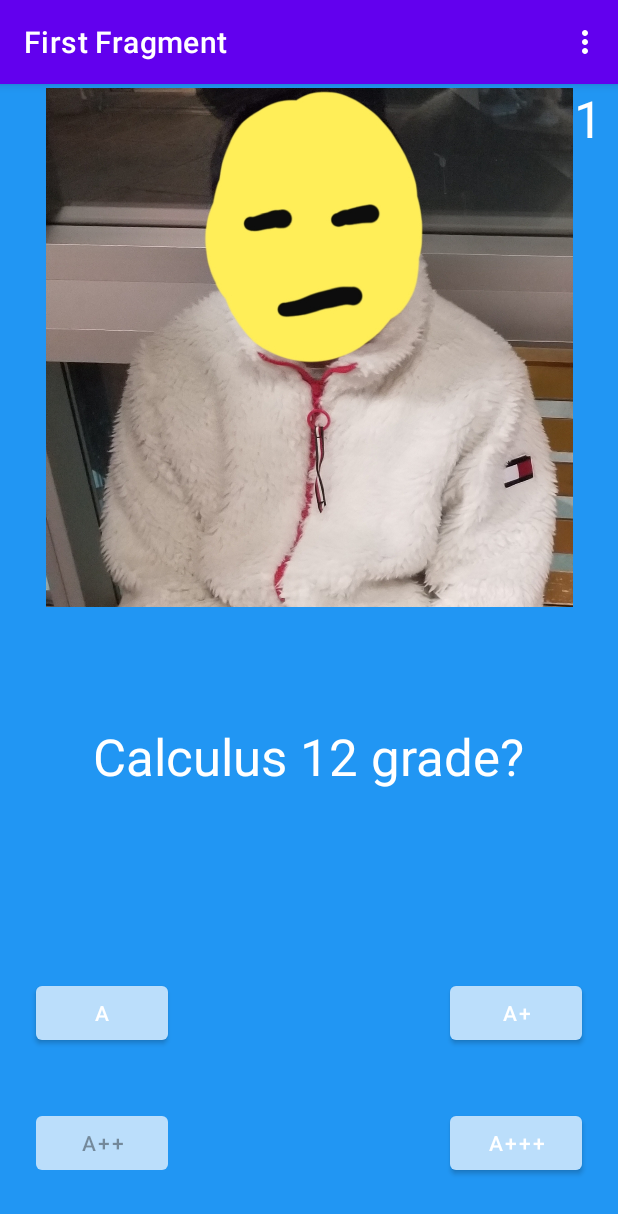
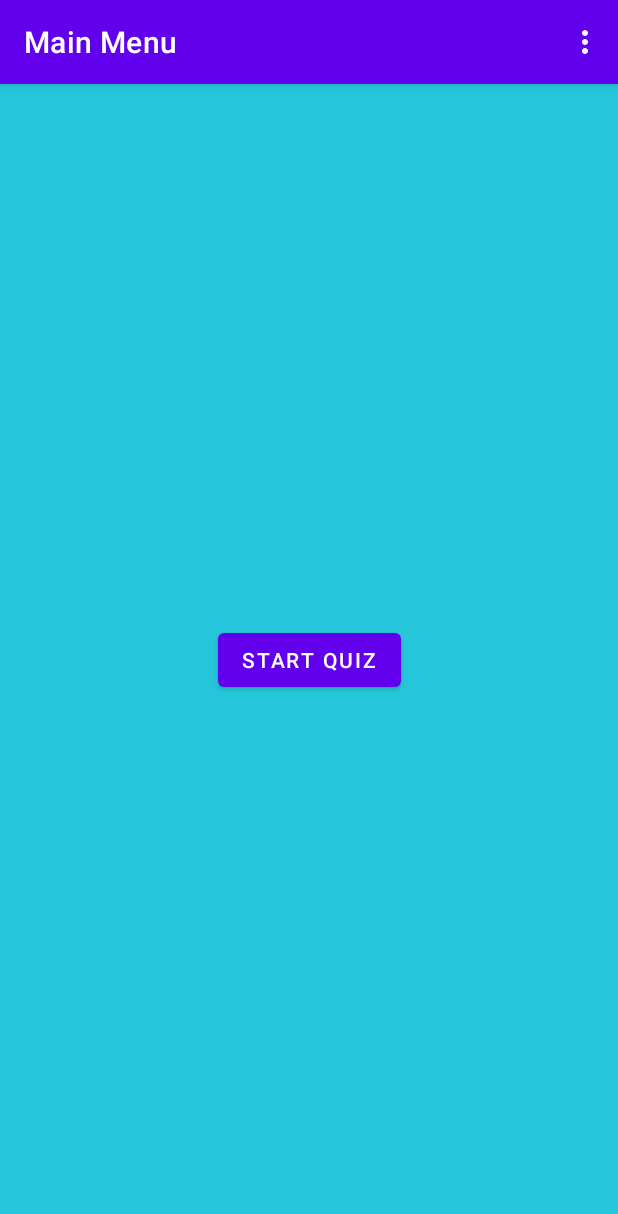
Before and after one commit to andreihar/memory-lane, an Android app: the screen it shows after launch (MainActivity), in the options menu, after a tap on "Settings", on a phone screen of 412 x 824 dp. Shown: the top 1214 px of the screen. Run offline under Robolectric (Android 15) with nearby library versions, the light colour scheme and no system bars; our stand-ins replace navigation-ui; Roboto replaces fonts that are not available here.

Commit message:
Added audio hints, fixed bugs

```diff
--- a/app/src/main/java/com/example/firstapp/FirstFragment.java
+++ b/app/src/main/java/com/example/firstapp/FirstFragment.java
@@ -1,20 +1,24 @@
 package com.example.firstapp;
 
+import android.media.MediaPlayer;
 import android.os.Bundle;
+import android.speech.tts.TextToSpeech;
+import android.util.Log;
 import android.view.LayoutInflater;
 import android.view.View;
 import android.view.ViewGroup;
 import android.widget.Button;
 import android.widget.ImageView;
 import android.widget.TextView;
-import android.widget.Toast;
 
 import androidx.annotation.NonNull;
 import androidx.fragment.app.Fragment;
+import androidx.navigation.fragment.NavHostFragment;
 
 import com.example.firstapp.databinding.FragmentFirstBinding;
 
 import java.util.ArrayList;
+import java.util.Locale;
 import java.util.Random;
 
 public class FirstFragment extends Fragment {
@@ -23,31 +27,56 @@ private FragmentFirstBinding binding;
 
     private TextView questionTV, questionNumberTV;
     private ImageView questionImage;
-    private Button firstBtn, secondBtn, thirdBtn, fourthBtn;
+    private Button firstBtn, secondBtn, thirdBtn, fourthBtn, menuBtn;
     private ArrayList<QuestionBlock> quizModalArrayList;
-    int tempArrayPointer = 0; // For testing purposes, forbid repetitions
-    Random random;
-    int score = 0, questionBlockPosition = 0, questionPosition = 0;
-    boolean firstIncorrect = false;
+    private TextToSpeech mTTS;
+    private Random random;
+    private int score = 0, questionBlockPosition = 0, questionPosition = 0;
+    private boolean firstIncorrect = false, TTSOn = false;
+    private MediaPlayer player; // Takes a lot of resources, create only where necessary
 
     @Override
     public View onCreateView(
-            LayoutInflater inflater, ViewGroup container,
+            @NonNull LayoutInflater inflater, ViewGroup container,
             Bundle savedInstanceState
     ) {
-        // Inflate the layout for this fragment
+        // Inflate the Layout for this Fragment
         View fragmentFirstLayout = inflater.inflate(R.layout.fragment_first, container, false);
-        // Get the count text view
+        // Initialise TextToSpeech
+        mTTS = new TextToSpeech(getActivity(), new TextToSpeech.OnInitListener() {
+            @Override
+            public void onInit(int status) {
+                if (status == TextToSpeech.SUCCESS) {
+                    int result = mTTS.setLanguage(Locale.UK);
+                    if (result == TextToSpeech.LANG_MISSING_DATA // Check for supported languages
+                            || result == TextToSpeech.LANG_NOT_SUPPORTED) {
+                        Log.e("TTS", "Language not supported");
+                    } else {
+                        TTSOn = true;
+                        TTSQuestion();
+                    }
+                } else {
+                    Log.e("TTS", "Initialisation failed");
+                }
+            }
+        });
+
+        // Get the Count and Question TextView
         questionTV = fragmentFirstLayout.findViewById(R.id.question);
         questionNumberTV = fragmentFirstLayout.findViewById(R.id.questionNumber);
+        // Get the Option Buttons
         firstBtn = fragmentFirstLayout.findViewById(R.id.first_choice);
         secondBtn = fragmentFirstLayout.findViewById(R.id.second_choice);
         thirdBtn = fragmentFirstLayout.findViewById(R.id.third_choice);
         fourthBtn = fragmentFirstLayout.findViewById(R.id.fourth_choice);
+        menuBtn = fragmentFirstLayout.findViewById(R.id.back_to_menu);
+        // Get the Image
         questionImage = fragmentFirstLayout.findViewById(R.id.imageView);
+
+        // Get the Questions
         quizModalArrayList = new ArrayList<>();
         random = new Random();
-        getQuizQuestion(quizModalArrayList);
+        getQuizQuestion(quizModalArrayList); // Populate ArrayList with questions
         questionBlockPosition = random.nextInt(quizModalArrayList.size());
         setDataToViews();
         firstBtn.setOnClickListener(v -> {
@@ -62,10 +91,17 @@ private FragmentFirstBinding binding;
         fourthBtn.setOnClickListener(v -> {
             optionAction(quizModalArrayList, fourthBtn, v);
         });
+        menuBtn.setOnClickListener(v -> {
+            NavHostFragment.findNavController(FirstFragment.this)
+                    .navigate(R.id.action_FirstFragment_to_MainMenuFragment);
+        });
 
         return fragmentFirstLayout;
     }
 
+    // Description: Updates Image, Options, QuestionTV after new Question is chosen.
+    // Precondition: -
+    // Postcondition: TextViews and Image are updated.
     private void setDataToViews() {
         firstBtn.setEnabled(true);
         secondBtn.setEnabled(true);
@@ -76,76 +112,149 @@ private FragmentFirstBinding binding;
         if (questionPosition == 5) {
             quizModalArrayList.remove(questionBlockPosition);
             if (quizModalArrayList.size() == 0) {
-                firstBtn.setEnabled(false);
-                secondBtn.setEnabled(false);
-                thirdBtn.setEnabled(false);
-                fourthBtn.setEnabled(false);
+                firstBtn.setVisibility(View.GONE);
+                secondBtn.setVisibility(View.GONE);
+                thirdBtn.setVisibility(View.GONE);
+                fourthBtn.setVisibility(View.GONE);
                 questionTV.setText(getString(R.string.answered_all_questions));
+                TTSQuestion();
+                menuBtn.setVisibility(View.VISIBLE);
                 return;
             }
             questionBlockPosition = random.nextInt(quizModalArrayList.size());
             questionPosition = 0;
         }
         questionImage.setImageResource(quizModalArrayList.get(questionBlockPosition).getImage());
-        questionTV.setText(quizModalArrayList.get(questionBlockPosition).getQuestionArray(questionPosition).getQuestion());
         firstBtn.setText(quizModalArrayList.get(questionBlockPosition).getQuestionArray(questionPosition).getFirst());
         secondBtn.setText(quizModalArrayList.get(questionBlockPosition).getQuestionArray(questionPosition).getSecond());
         thirdBtn.setText(quizModalArrayList.get(questionBlockPosition).getQuestionArray(questionPosition).getThird());
         fourthBtn.setText(quizModalArrayList.get(questionBlockPosition).getQuestionArray(questionPosition).getFourth());
+        questionTV.setText(quizModalArrayList.get(questionBlockPosition).getQuestionArray(questionPosition).getQuestion());
+        TTSQuestion();
     }
 
-    private void optionAction(ArrayList<QuestionBlock> quizModalArrayList, Button button, View v) {
+    // Description: Increases Score, reduces number of Options, provides Hint,
+    //              sets next Question.
+    // Precondition: -
+    // Postcondition: Fam I don't even know what to write here atm
+    private void optionAction(@NonNull ArrayList<QuestionBlock> quizModalArrayList, @NonNull Button button, View v) {
+        stopPlayer(player);
+        mTTS.stop();
         if(quizModalArrayList.get(questionBlockPosition).getQuestionArray(questionPosition).getAnswer().trim().equalsIgnoreCase(button.getText().toString().trim())) {
             ++score;
             ++questionPosition;
             setDataToViews();
-        } else if (firstIncorrect == false) {
+        } else if (!firstIncorrect) {
             firstIncorrect = true;
             button.setEnabled(false);
-            displayToastHint(v, quizModalArrayList.get(questionBlockPosition).getQuestionArray(questionPosition).getHint());
-            // TOAST HINT
-            // Temporary method of delivering hints
-            // Could edit style of toast and make it more dementia friendly instead of using textviews
-            // Toast.makeText(getActivity(), quizModalArrayList.get(questionBlockPosition).getQuestionArray(questionPosition).getHint(), Toast.LENGTH_SHORT).show();
+            TTSQuestion();
         } else {
             ++questionPosition;
             setDataToViews();
         }
     }
 
-    private void displayToastHint(View v, String hint) {
-        Toast.makeText(getActivity(), hint, Toast.LENGTH_SHORT).show();
+    // Description: TTS of Question and Options on first iteration,
+    //              Hint and remaining Options after incorrect answer.
+    // Precondition: TTS option is ON in settings
+    // Postcondition: TTS appropriate text strings
+    private void TTSQuestion() {
+        stopPlayer(player);
+        System.out.println("The value of TTSOn = " + TTSOn);
+        if (!TTSOn) {
+            return;
+        }
+        mTTS.setPitch((float)1);
+        mTTS.setSpeechRate((float)1);
+        if (!firstIncorrect)
+            mTTS.speak(questionTV.getText().toString(), TextToSpeech.QUEUE_ADD, null);
+        if (firstIncorrect) {
+            mTTS.speak("Hint: ", TextToSpeech.QUEUE_ADD, null);
+            player = MediaPlayer.create(getActivity(), quizModalArrayList.get(questionBlockPosition).getQuestionArray(questionPosition).getHint());
+            player.start();
+            player.setOnCompletionListener(new MediaPlayer.OnCompletionListener() {
+                @Override
+                public void onCompletion(MediaPlayer mediaPlayer) {
+                    stopPlayer(mediaPlayer);
+                    TTSQuestionButton(firstBtn, 1);
+                    TTSQuestionButton(secondBtn, 2);
+                    TTSQuestionButton(thirdBtn, 3);
+                    TTSQuestionButton(fourthBtn, 4);
+                }
+            });
+        }
+        else {
+            TTSQuestionButton(firstBtn, 1);
+            TTSQuestionButton(secondBtn, 2);
+            TTSQuestionButton(thirdBtn, 3);
+            TTSQuestionButton(fourthBtn, 4);
+        }
     }
 
+    // Description: TTS Options, indicates Options of text string.
+    // Precondition: button is enabled
+    // Postcondition: TTS appropriate text strings, highlighting Option
+    //                of text string
+    // Exceptions: Throws TTSSleepInterruptedException if sleep() got interrupted.
+    private void TTSQuestionButton(@NonNull Button button, int i) {
+        // BUG: Colour changes despite button being disabled
+        // IMPLEMENT: Highlight button while speak() is in progress
+        System.out.println(i + "is active: " + button.isEnabled());
+        if (button.isEnabled() && button.getVisibility() == View.VISIBLE) {
+            //button.setTextColor(getResources().getColor(R.color.highlight_button));
+            mTTS.speak("Option" + i + ":" + button.getText().toString(), TextToSpeech.QUEUE_ADD, null);
+            //button.setTextColor(getResources().getColor(R.color.white));
+        }
+    }
+
+    // Description: Populates quizModalArrayList with questions.
+    // Precondition: -
+    // Postcondition: quizModalArray populated with questions
     private void getQuizQuestion(ArrayList<QuestionBlock> quizModalArrayList) {
-        Question questionOne = new Question("Who is it?", "Mum", "Mate", "Me", "Cornershop bossman", "Me", "It's you");
-        Question questionTwo = new Question("How old is he?", "16", "2", "9", "74", "74", "You're pretty old");
-        Question questionThree = new Question("What's his ethnicity?", "Asian", "Caucasian", "Mongol", "Kyrgyz", "Asian", "You're from China");
-        Question questionFour = new Question("His favourite UK rapper?", "Skepta", "Wiley", "Stormzy", "Himself", "Himself", "You were drilling on regs");
-        Question questionFive = new Question("It's Unknown T", "Homerton B", "Gyalie on me", "Op block", "Bali on me", "Homerton B", "Homerton B");
+        Question questionOne = new Question("Who is it?", "Mum", "Mate", "Me", "Cornershop bossman", "Me", R.raw.hint1);
+        Question questionTwo = new Question("How old is he?", "16", "2", "9", "74", "74", R.raw.hint2);
+        Question questionThree = new Question("What's his ethnicity?", "Asian", "Caucasian", "Mongol", "Kyrgyz", "Asian", R.raw.hint3);
+        Question questionFour = new Question("His favourite UK rapper?", "Skepta", "Wiley", "Stormzy", "Himself", "Himself", R.raw.hint4);
+        Question questionFive = new Question("It's Unknown T", "Homerton B", "Gyalie on me", "Op block", "Bali on me", "Homerton B", R.raw.hint5);
         quizModalArrayList.add(new QuestionBlock(questionOne, questionTwo, questionThree, questionFour, questionFive, R.drawable.daboy));
 
-        questionOne = new Question("Dat boy is who?", "Future doc", "My G", "Taiwanren", "Burnaby S boy", "Taiwanren", "He is from Taiwan");
-        questionTwo = new Question("City of birth?", "Tainan", "Taipei", "Taichung", "Taoyuan", "Tainan", "He's from the South");
-        questionThree = new Question("Calculus 12 grade?", "A", "A+", "A++", "A+++", "A+++", "He's really smart");
-        questionFour = new Question("Most complex 漢字 in Unicode?", "\uD869\uDEA5", "\uD869\uDEA3", "\uD869\uDEA4", "\uD869\uDEA2", "\uD869\uDEA5", "Ye you can't really see them innit");
-        questionFive = new Question("Anthem of Taiwan?", "San Min Zhuyi", "Yiyongjun Jinxingqu", "Gong Jin'ou", "Wuzu gonghe ge", "San Min Zhuyi", "three");
+        questionOne = new Question("Dat boy is who?", "Future doc", "My G", "Taiwanren", "Burnaby S boy", "Taiwanren", R.raw.hint1);
+        questionTwo = new Question("City of birth?", "Tainan", "Taipei", "Taichung", "Taoyuan", "Tainan", R.raw.hint2);
+        questionThree = new Question("Calculus 12 grade?", "A", "A+", "A++", "A+++", "A+++", R.raw.hint3);
+        questionFour = new Question("Most complex 漢字 in Unicode?", "\uD869\uDEA5", "\uD869\uDEA3", "\uD869\uDEA4", "\uD869\uDEA2", "\uD869\uDEA5", R.raw.hint4);
+        questionFive = new Question("Anthem of Taiwan?", "San Min Zhuyi", "Yiyongjun Jinxingqu", "Gong Jin'ou", "Wuzu gonghe ge", "San Min Zhuyi", R.raw.hint5);
         quizModalArrayList.add(new QuestionBlock(questionOne, questionTwo, questionThree, questionFour, questionFive, R.drawable.taiwanren));
 
-        questionOne = new Question("Who dat?", "My mate on teli", "Trump", "MP of UK", "Alien", "My mate on teli", "He's on teli");
-        questionTwo = new Question("What is he famous for?", "Tallest man", "Nothing", "best nba player", "Everything", "Nothing", "Nobody knows him");
-        questionThree = new Question("It's 3 am I wanna go sleep", "The last", "Questions", "Won't make", "Any sense", "Any sense", "Yes");
-        questionFour = new Question("?", "=(", "=)", "=/", "=|", "=)", "Happy la");
-        questionFive = new Question("Best anime?", "Boku no piku", "Initial D", "Oreimo", "Pokemon", "Initial D", "Anime about cars");
+        questionOne = new Question("Who dat?", "My mate on teli", "Trump", "MP of UK", "Alien", "My mate on teli", R.raw.hint1);
+        questionTwo = new Question("What is he famous for?", "Tallest man", "Nothing", "best nba player", "Everything", "Nothing", R.raw.hint2);
+        questionThree = new Question("It's 3 am I wanna go sleep", "The last", "Questions", "Won't make", "Any sense", "Any sense", R.raw.hint3);
+        questionFour = new Question("?", "=(", "=)", "=/", "=|", "=)", R.raw.hint4);
+        questionFive = new Question("Best anime?", "Boku no piku", "Initial D", "Oreimo", "Pokemon", "Initial D", R.raw.hint5);
         quizModalArrayList.add(new QuestionBlock(questionOne, questionTwo, questionThree, questionFour, questionFive, R.drawable.teliman));
+
     }
 
     public void onViewCreated(@NonNull View view, Bundle savedInstanceState) {
         super.onViewCreated(view, savedInstanceState);
     }
 
+    // Description: Deallocates resources allocated for mediaPlayer
+    // Precondition: mediaPlayer exists
+    // Postcondition: Resources are released
+    private void stopPlayer(MediaPlayer mediaPlayer) {
+        if (mediaPlayer != null)
+            mediaPlayer.release();
+    }
+
+    // Description: Disconnects from TTS engine
+    // Precondition: mTTS exists
+    // Postcondition: App disconnected from TTS engine
 @Override
     public void onDestroyView() {
+        if (mTTS != null) {
+            mTTS.stop();
+            mTTS.shutdown();
+        }
         super.onDestroyView();
         binding = null;
     }
--- /dev/null
+++ b/app/src/main/java/com/example/firstapp/MainMenuFragment.java
@@ -0,0 +1,45 @@
+package com.example.firstapp;
+
+import android.os.Bundle;
+import android.view.LayoutInflater;
+import android.view.View;
+import android.view.ViewGroup;
+import android.widget.TextView;
+
+import androidx.annotation.NonNull;
+import androidx.fragment.app.Fragment;
+import androidx.navigation.fragment.NavHostFragment;
+
+import com.example.firstapp.databinding.FragmentMainMenuBinding;
+
+import java.util.Random;
+
+public class MainMenuFragment extends Fragment {
+
+private FragmentMainMenuBinding binding;
+
+    @Override
+    public View onCreateView(LayoutInflater inflater, ViewGroup container, Bundle savedInstanceState) {
+      binding = FragmentMainMenuBinding.inflate(inflater, container, false);
+      return binding.getRoot();
+    }
+
+    public void onViewCreated(@NonNull View view, Bundle savedInstanceState) {
+        super.onViewCreated(view, savedInstanceState);
+
+        view.findViewById(R.id.quiz_button).setOnClickListener(new View.OnClickListener() {
+            @Override
+            public void onClick(View view) {
+                NavHostFragment.findNavController(MainMenuFragment.this)
+                        .navigate(R.id.action_MainMenuFragment_to_FirstFragment);
+            }
+        });
+    }
+
+@Override
+    public void onDestroyView() {
+        super.onDestroyView();
+        binding = null;
+    }
+
+}
--- a/app/src/main/java/com/example/firstapp/Question.java
+++ b/app/src/main/java/com/example/firstapp/Question.java
@@ -1,10 +1,13 @@
 package com.example.firstapp;
 
+import java.io.File;
+
 public class Question {
-    private String question, first, second, third, fourth, answer, hint;
+    private String question, first, second, third, fourth, answer;
+    private int hint;
 
     // Constructor
-    public Question(String question, String first, String second, String third, String fourth, String answer, String hint) {
+    public Question(String question, String first, String second, String third, String fourth, String answer, int hint) {
         this.question = question;
         this.first = first;
         this.second = second;
@@ -63,11 +66,11 @@ public class Question {
         this.answer = answer;
     }
 
-    public String getHint() {
+    public int getHint() {
         return hint;
     }
 
-    public void setHint(String hint) {
+    public void setHint(int hint) {
         this.hint = hint;
     }
 }
--- /dev/null
+++ b/app/src/main/res/layout/fragment_main_menu.xml
@@ -0,0 +1,20 @@
+<?xml version="1.0" encoding="utf-8"?>
+<androidx.constraintlayout.widget.ConstraintLayout xmlns:android="http://schemas.android.com/apk/res/android"
+    xmlns:app="http://schemas.android.com/apk/res-auto"
+    xmlns:tools="http://schemas.android.com/tools"
+    android:layout_width="match_parent"
+    android:layout_height="match_parent"
+    android:background="@color/screenBackground2"
+    tools:context=".MainMenuFragment">
+
+    <Button
+        android:id="@+id/quiz_button"
+        android:layout_width="wrap_content"
+        android:layout_height="wrap_content"
+        android:text="@string/start_quiz"
+        app:layout_constraintBottom_toBottomOf="parent"
+        app:layout_constraintEnd_toEndOf="parent"
+        app:layout_constraintStart_toStartOf="parent"
+        app:layout_constraintTop_toTopOf="parent" />
+
+</androidx.constraintlayout.widget.ConstraintLayout>
--- a/app/src/main/res/navigation/nav_graph.xml
+++ b/app/src/main/res/navigation/nav_graph.xml
@@ -3,26 +3,26 @@
     xmlns:app="http://schemas.android.com/apk/res-auto"
     xmlns:tools="http://schemas.android.com/tools"
     android:id="@+id/nav_graph"
-    app:startDestination="@id/FirstFragment">
+    app:startDestination="@id/SecondFragment">
 
     <fragment
         android:id="@+id/FirstFragment"
         android:name="com.example.firstapp.FirstFragment"
-        android:label="@string/first_fragment_label"
+        android:label="@string/quiz_label"
         tools:layout="@layout/fragment_first" >
 
         <action
-            android:id="@+id/action_FirstFragment_to_SecondFragment"
+            android:id="@+id/action_FirstFragment_to_MainMenuFragment"
             app:destination="@id/SecondFragment" />
     </fragment>
     <fragment
         android:id="@+id/SecondFragment"
-        android:name="com.example.firstapp.SecondFragment"
-        android:label="@string/second_fragment_label"
-        tools:layout="@layout/fragment_second" >
+        android:name="com.example.firstapp.MainMenuFragment"
+        android:label="@string/main_menu_fragment_label"
+        tools:layout="@layout/fragment_main_menu" >
 
         <action
-            android:id="@+id/action_SecondFragment_to_FirstFragment"
+            android:id="@+id/action_MainMenuFragment_to_FirstFragment"
             app:destination="@id/FirstFragment" />
         <argument
             android:name="myArg"
--- a/app/src/main/res/values/colors.xml
+++ b/app/src/main/res/values/colors.xml
@@ -10,4 +10,5 @@
     <color name="screenBackground">#2196F3</color>
     <color name="buttonBackground">#BBDEFB</color>
     <color name="screenBackground2">#26C6DA</color>
+    <color name="highlight_button">#E60C0C</color>
 </resources>
--- a/app/src/main/res/values/strings.xml
+++ b/app/src/main/res/values/strings.xml
@@ -1,17 +1,17 @@
 <resources>
-    <string name="app_name">FirstApp</string>
+    <string name="app_name">Memory Lane</string>
     <string name="action_settings">Settings</string>
     <!-- Strings used for fragments for navigation -->
-    <string name="first_fragment_label">First Fragment</string>
-    <string name="second_fragment_label">Second Fragment</string>
-    <string name="previous">Previous</string>
-
+    <string name="quiz_label">Quiz</string>
+    <string name="main_menu_fragment_label">Main Menu</string>
     <string name="hello_first_fragment">0</string>
-    <string name="random_heading">Here is a random number between 0 and %d.</string>
     <string name="first_choice_text">First</string>
     <string name="second_choice_text">Second</string>
     <string name="third_choice_text">Third</string>
     <string name="fourth_choice_text">Fourth</string>
     <string name="answered_correctly">%1$d</string>
     <string name="answered_all_questions">Answered all questions</string>
+    <string name="loading">Loading... Please Wait</string>
+    <string name="back_to_menu">Back to Menu</string>
+    <string name="start_quiz">Start Quiz</string>
 </resources>
```
Also changed, not shown: app/src/main/java/com/example/firstapp/SecondFragment.java (deleted, +0 -56 lines), app/src/main/res/layout/fragment_first.xml (+11 -0 lines), app/src/main/res/layout/fragment_second.xml (deleted, +0 -48 lines), 7 other files.
